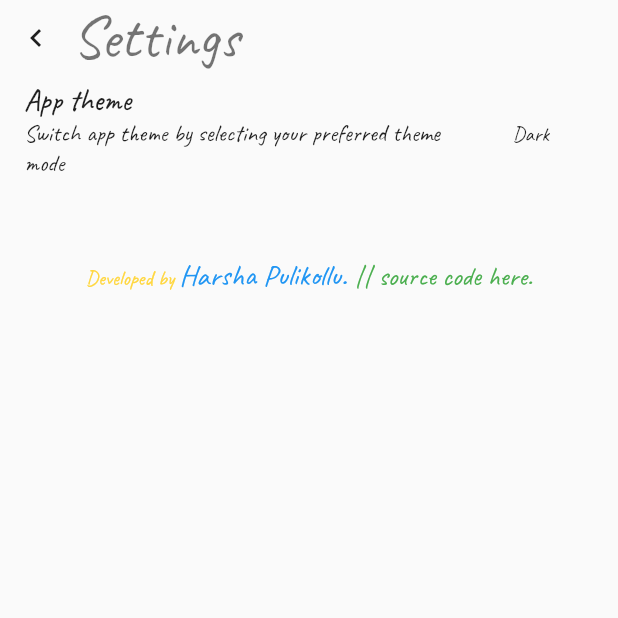
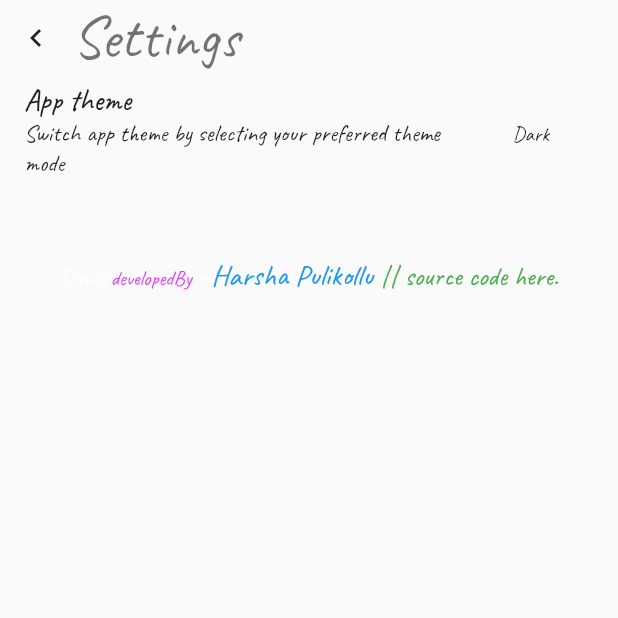
Before and after one commit to harshapulikollu/pet_adoption, a Flutter app: the SettingsPage screen opened by its route, on a phone screen of 412 x 824 dp, the top half of it. Run offline on Flutter 3.47's test engine with Material 2 defaults, Android fonts, the phone set to English and light mode, and no system bars; our stand-ins replace bloc, confetti, equatable, flutter_bloc, google_fonts, hive and 2 more; missing offline and left inert: neopop; accounts and stored records are empty.

Commit message:
Updated credits

```diff
--- a/lib/widgets/credits_text.dart
+++ b/lib/widgets/credits_text.dart
@@ -12,9 +12,13 @@
     return RichText(
       text: TextSpan(children: [
         TextSpan(
-            text: 'Developed by ', style: GoogleFonts.caveat(color: Colors.amberAccent)),
+            text: 'String ', style: GoogleFonts.caveat()),
         TextSpan(
-          text: 'Harsha Pulikollu. ',
+            text: 'developedBy', style: GoogleFonts.caveat(color: Colors.purpleAccent)),
+        TextSpan(
+            text: ' = ', style: GoogleFonts.caveat()),
+        TextSpan(
+          text: 'Harsha Pulikollu ',
           style: GoogleFonts.caveat(color: Colors.blue, fontSize: 20.0),
           recognizer: TapGestureRecognizer()
             ..onTap = () {
```
